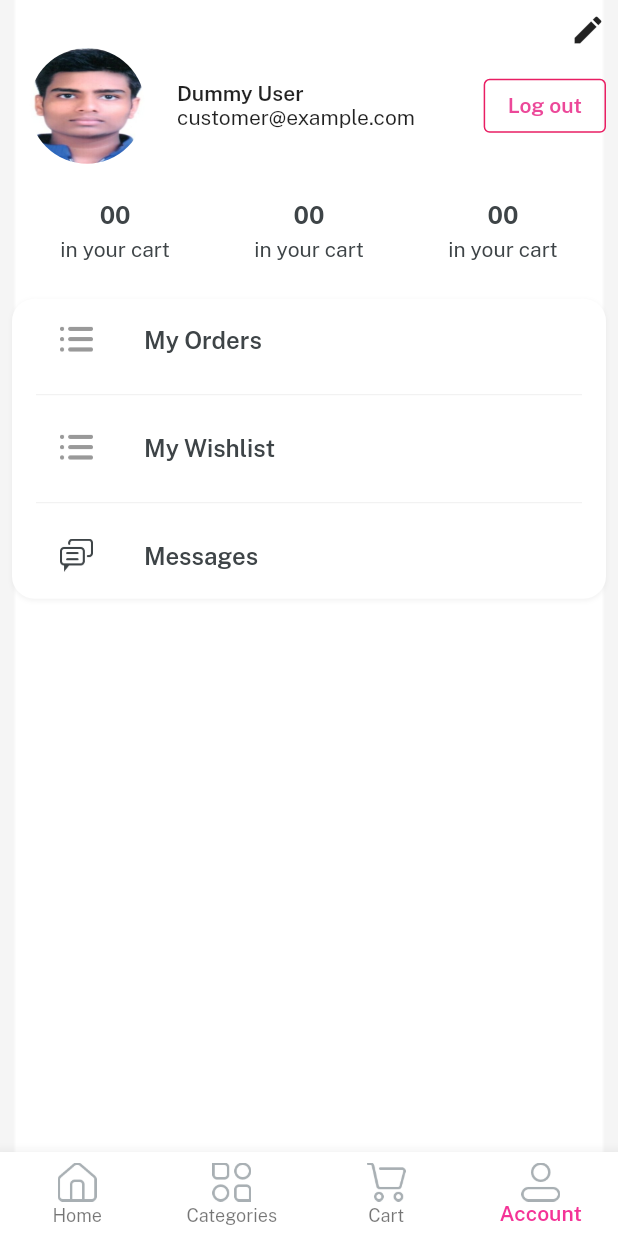
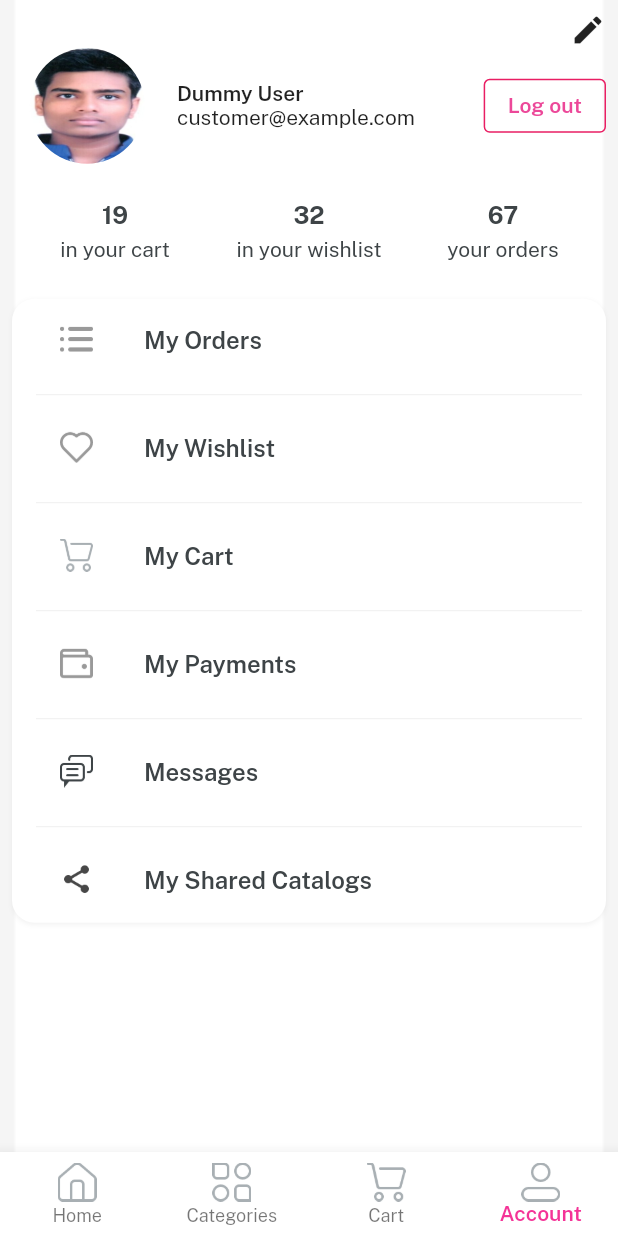
Before and after one commit to rohity20/Meesho-Clone, a Flutter app: the screen it shows once a user with an empty profile is signed in, item 4 of the bottom bar chosen, on a phone screen of 412 x 824 dp. Run offline on Flutter 3.47's test engine with Material 2 defaults, Android fonts, the phone set to English and light mode, and no system bars; our stand-ins replace cloud_firestore, firebase_auth, firebase_core, get, velocity_x; accounts and stored records are empty.

Commit message:
profile screen updated

```diff
--- a/Flutter_E-Mart/lib/consts/images.dart
+++ b/Flutter_E-Mart/lib/consts/images.dart
@@ -1,4 +1,6 @@
 //icons
+import 'package:emart_app/consts/consts.dart';
+
 const icAdd = "assets/icons/add.png";
 const icAppLogo = "assets/icons/app_logo.png";
 
@@ -52,7 +54,7 @@ const icTwitterLogo = "assets/icons/twitter_logo.png";
 const icWallet = "assets/icons/wallet.png";
 const icWhiteTick = "assets/icons/white_tick.png";
 const icWholeSale = "assets/icons/wholesale.png";
-
+const icShare = "assets/icons/share.png";
 //images
 
 const imgBackground = "assets/icons/bg.png";
--- a/Flutter_E-Mart/lib/consts/lists.dart
+++ b/Flutter_E-Mart/lib/consts/lists.dart
@@ -39,5 +39,12 @@ const categoryImages = [
 
 // const itemDetailButtonList = [video, reviews, privacyPolicy, returnpolicy, supportPolicy];
 
-const profileButtonList = [orders, wishlist, messages];
-const profileButtonIcon = [icOrder, icOrder, icMessages];
+const profileButtonList = [orders, wishlist, mycart, payments, messages, share];
+const profileButtonIcon = [
+  icOrder,
+  icHeart,
+  icCart,
+  icWallet,
+  icMessages,
+  icShare
+];
--- a/Flutter_E-Mart/lib/consts/strings.dart
+++ b/Flutter_E-Mart/lib/consts/strings.dart
@@ -2,14 +2,14 @@ import 'package:flutter/foundation.dart';
 
 const appname = "meesho";
 const appversion = "Version 1.0.0";
-const credits = "@Baaba Devs";
+const credits = "@Rohit Yadav";
 const email = "Email";
 const emailHint = "admin@admin.com";
 const password = "Password";
 const passwordHint = "******";
 const retypePassword = "Retype Password";
 const name = "Name";
-const nameHint = "Baaba Devs";
+const nameHint = "Rohit Yadav";
 const forgetPass = "Forget Password";
 const login = "Log in";
 const logout = "Log out";
@@ -21,6 +21,7 @@ const termAndCond = "Term and Conditions";
 const alreadyHaveAccount = "Already have an account? ";
 const loggedin = "Logged in successfully";
 const loggedout = "Logged out successfully";
+
 //home string
 const home = "Home",
     categories = "Categories",
@@ -48,4 +49,9 @@ const womenClothing = "Women Clothing",
     furniture = "Furniture";
 
 // profile strings
-const wishlist = "My Wishlist", orders = "My Orders", messages = "Messages";
+const wishlist = "My Wishlist",
+    orders = "My Orders",
+    messages = "Messages",
+    payments = "My Payments",
+    share = "My Shared Catalogs",
+    mycart = "My Cart";
--- a/Flutter_E-Mart/lib/views/profile_screen.dart/components/details_card.dart
+++ b/Flutter_E-Mart/lib/views/profile_screen.dart/components/details_card.dart
@@ -4,9 +4,11 @@ Widget detailsCard({width, String? count, String? title}) {
   return Column(
     mainAxisAlignment: MainAxisAlignment.center,
     children: [
-      "00".text.fontFamily(bold).color(darkFontGrey).size(16).make(),
+      // "00".text.fontFamily(bold).color(darkFontGrey).size(16).make(),
+      count!.text.fontFamily(bold).color(darkFontGrey).size(16).make(),
       5.heightBox,
-      "in your cart".text.color(darkFontGrey).make(),
+      // "in your cart".text.color(darkFontGrey).make(),
+      title!.text.color(darkFontGrey).make(),
     ],
   )
       .box
--- a/Flutter_E-Mart/lib/views/profile_screen.dart/profile_screen.dart
+++ b/Flutter_E-Mart/lib/views/profile_screen.dart/profile_screen.dart
@@ -61,7 +61,7 @@ class ProfileScreen extends StatelessWidget {
             mainAxisAlignment: MainAxisAlignment.spaceEvenly,
             children: [
               detailsCard(
-                  count: "00",
+                  count: "19",
                   title: "in your cart",
                   width: context.screenWidth / 3.4),
               detailsCard(
@@ -69,7 +69,7 @@ class ProfileScreen extends StatelessWidget {
                   title: "in your wishlist",
                   width: context.screenWidth / 3.4),
               detailsCard(
-                  count: "675",
+                  count: "67",
                   title: "your orders",
                   width: context.screenWidth / 3.4),
             ],
--- a/Flutter_E-Mart/lib/views/splash_screen/splash_screen.dart
+++ b/Flutter_E-Mart/lib/views/splash_screen/splash_screen.dart
@@ -21,7 +21,7 @@ class _SplashScreenState extends State<SplashScreen> {
   //creating a method to change screen
 
   changeScreen() {
-    Future.delayed(const Duration(seconds: 3), () {
+    Future.delayed(const Duration(seconds: 6), () {
       //using getX
       // Get.to(() => const LoginScreen());
 
@@ -54,7 +54,7 @@ class _SplashScreenState extends State<SplashScreen> {
               // child: Image.asset(icSplashBg, width: 300)
               alignment: Alignment.center,
               child: Image.asset(icAppLogo, width: 300)),
-          // 60.heightBox,
+          60.heightBox,
           // applogoWidget(),
           // 10.heightBox,
           // appname.text.fontFamily(bold).size(22).white.make(),
```
Also changed, not shown: Flutter_E-Mart/assets/icons/share.png (added), Flutter_E-Mart/assets/icons/wishlist.png (added).
